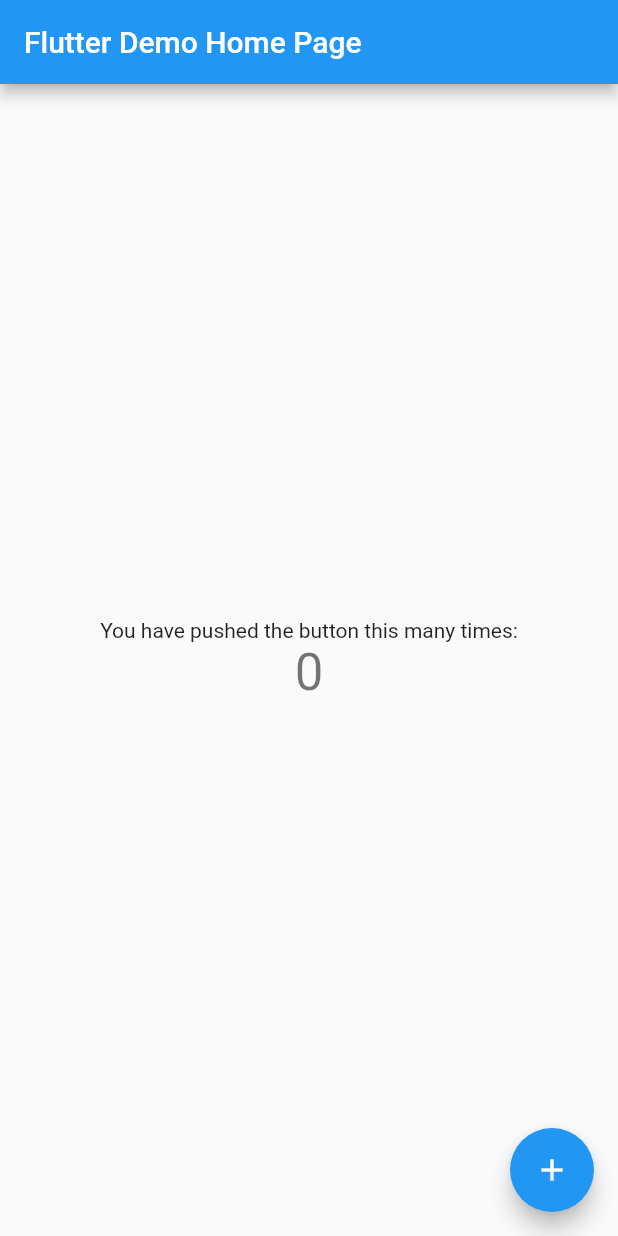
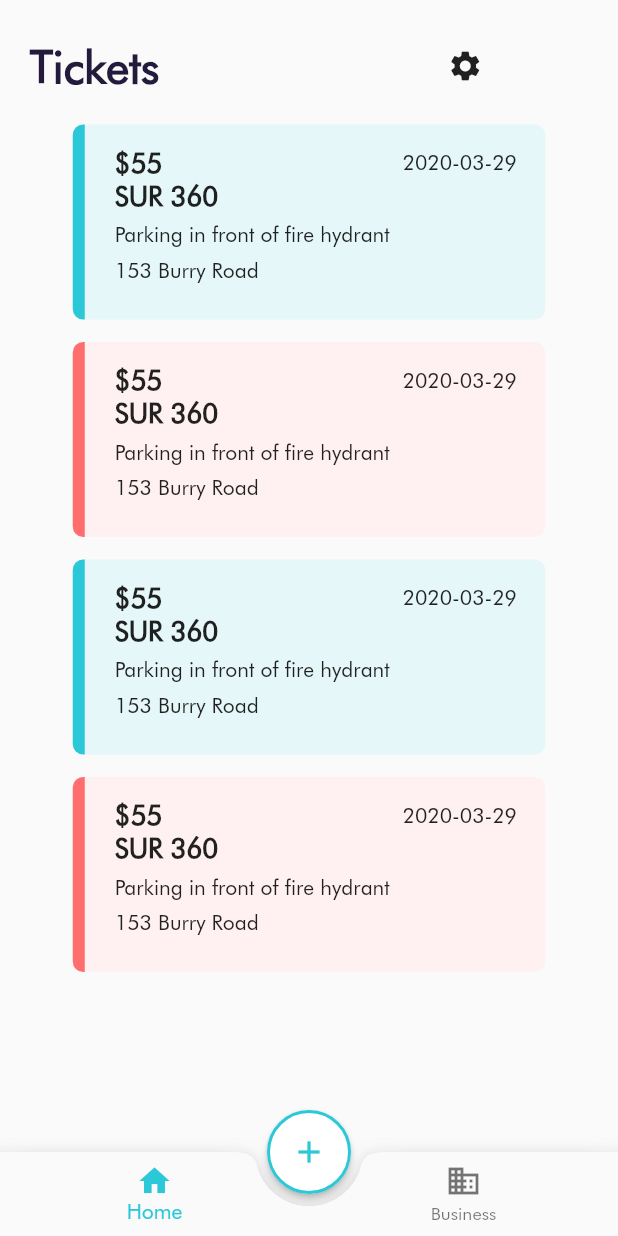
Before and after one commit to nigeltims/Ticket-App, a Flutter app: the screen it shows after launch, on a phone screen of 412 x 824 dp. Run offline on Flutter 3.47's test engine with Material 2 defaults, Android fonts, the phone set to English and light mode, and no system bars; project files that could hold a hidden picture were left out.

Commit message:
Set up for homepage

```diff
--- /dev/null
+++ b/lib/homePage.dart
@@ -0,0 +1,135 @@
+
+import 'package:flutter/material.dart';
+import 'package:flutter/cupertino.dart';
+import 'models/ticketItem.dart';
+
+
+class HomePage extends StatefulWidget {
+  @override
+  _HomePageState createState() => _HomePageState();
+}
+
+class _HomePageState extends State<HomePage> {
+
+  @override
+  Widget build(BuildContext context) {
+    return Scaffold(
+        floatingActionButtonLocation: FloatingActionButtonLocation.centerDocked,
+  floatingActionButton: FloatingActionButton(
+    backgroundColor: Color(0xffffffff),
+    foregroundColor: Color(0xff2BC8D8),
+    shape: CircleBorder(side: BorderSide(color: Color(0xff2BC8D8), width: 2.0)),
+    onPressed: () { },
+    tooltip: 'Increment',
+    child: Icon(Icons.add),
+    elevation: 2.0,
+  ),
+    bottomNavigationBar: BottomAppBar(
+      notchMargin: 8,
+      shape: CircularNotchedRectangle(),
+      clipBehavior: Clip.antiAlias,
+      child: BottomNavigationBar(
+      items: const <BottomNavigationBarItem>[
+        BottomNavigationBarItem(
+          icon: Icon(Icons.home),
+          title: Text('Home'),
+        ),
+        BottomNavigationBarItem(
+          icon: Icon(Icons.business),
+          title: Text('Business'),
+        ),
+      ],
+      selectedItemColor: Color(0xff2BC8D8),
+
+    ),
+    ),
+    body: ListView(
+      physics: BouncingScrollPhysics(),
+      children: <Widget>[
+        SizedBox(
+          height: 20,
+        ),
+        Row(
+          children: <Widget>[
+          SizedBox(
+          width: 20,
+          ),
+            Text("Tickets",
+            style: TextStyle(
+              color: Color(0xff241A3C),
+              // fontFamily: 'FuturaBold',
+              fontSize: 30,
+              fontWeight: FontWeight.bold
+            ),
+            ),
+          SizedBox(
+          width: 180,
+          ),
+          IconButton(icon: Icon(Icons.settings), onPressed: (){})
+          ],
+        ),
+        Column(
+          children: <Widget>[
+            SizedBox(
+              height: 15,
+            ),
+        TicketItem(
+          foreColor: Color(0xff2BC8D8),
+          backColor: Color(0xffE5F7F8),
+          plateID: "SUR 360",
+          reason: "Parking in front of fire hydrant",
+          amount: "\$55",
+          address: "153 Burry Road",
+          date: DateTime.now(),
+        ),
+            SizedBox(
+              height: 15,
+            ),
+        TicketItem(
+          foreColor: Color(0xffFF6E6E),
+          backColor: Color(0xffFFF1F1),
+          plateID: "SUR 360",
+          reason: "Parking in front of fire hydrant",
+          amount: "\$55",
+          address: "153 Burry Road",
+          date: DateTime.now(),
+        ),
+            SizedBox(
+              height: 15,
+            ),
+        TicketItem(
+          foreColor: Color(0xff2BC8D8),
+          backColor: Color(0xffE5F7F8),
+          plateID: "SUR 360",
+          reason: "Parking in front of fire hydrant",
+          amount: "\$55",
+          address: "153 Burry Road",
+          date: DateTime.now(),
+        ),
+            SizedBox(
+              height: 15,
+            ),
+        TicketItem(
+          foreColor: Color(0xffFF6E6E),
+          backColor: Color(0xffFFF1F1),
+          plateID: "SUR 360",
+          reason: "Parking in front of fire hydrant",
+          amount: "\$55",
+          address: "153 Burry Road",
+          date: DateTime.now(),
+        ),
+
+            SizedBox(
+              height: 35,
+            ),
+          ],
+        )
+      ],
+
+    ),
+
+
+
+    );
+  }
+}
--- a/lib/main.dart
+++ b/lib/main.dart
@@ -1,4 +1,5 @@
 import 'package:flutter/material.dart';
+import 'homePage.dart';
 
 void main() => runApp(MyApp());
 
@@ -9,103 +10,10 @@ class MyApp extends StatelessWidget {
     return MaterialApp(
       title: 'Flutter Demo',
       theme: ThemeData(
-        // This is the theme of your application.
-        //
-        // Try running your application with "flutter run". You'll see the
-        // application has a blue toolbar. Then, without quitting the app, try
-        // changing the primarySwatch below to Colors.green and then invoke
-        // "hot reload" (press "r" in the console where you ran "flutter run",
-        // or simply save your changes to "hot reload" in a Flutter IDE).
-        // Notice that the counter didn't reset back to zero; the application
-        // is not restarted.
+        fontFamily: 'Futura',
         primarySwatch: Colors.blue,
       ),
-      home: MyHomePage(title: 'Flutter Demo Home Page'),
+      home: HomePage(),
     );
   }
 }
-
-class MyHomePage extends StatefulWidget {
-  MyHomePage({Key key, this.title}) : super(key: key);
-
-  // This widget is the home page of your application. It is stateful, meaning
-  // that it has a State object (defined below) that contains fields that affect
-  // how it looks.
-
-  // This class is the configuration for the state. It holds the values (in this
-  // case the title) provided by the parent (in this case the App widget) and
-  // used by the build method of the State. Fields in a Widget subclass are
-  // always marked "final".
-
-  final String title;
-
-  @override
-  _MyHomePageState createState() => _MyHomePageState();
-}
-
-class _MyHomePageState extends State<MyHomePage> {
-  int _counter = 0;
-
-  void _incrementCounter() {
-    setState(() {
-      // This call to setState tells the Flutter framework that something has
-      // changed in this State, which causes it to rerun the build method below
-      // so that the display can reflect the updated values. If we changed
-      // _counter without calling setState(), then the build method would not be
-      // called again, and so nothing would appear to happen.
-      _counter++;
-    });
-  }
-
-  @override
-  Widget build(BuildContext context) {
-    // This method is rerun every time setState is called, for instance as done
-    // by the _incrementCounter method above.
-    //
-    // The Flutter framework has been optimized to make rerunning build methods
-    // fast, so that you can just rebuild anything that needs updating rather
-    // than having to individually change instances of widgets.
-    return Scaffold(
-      appBar: AppBar(
-        // Here we take the value from the MyHomePage object that was created by
-        // the App.build method, and use it to set our appbar title.
-        title: Text(widget.title),
-      ),
-      body: Center(
-        // Center is a layout widget. It takes a single child and positions it
-        // in the middle of the parent.
-        child: Column(
-          // Column is also a layout widget. It takes a list of children and
-          // arranges them vertically. By default, it sizes itself to fit its
-          // children horizontally, and tries to be as tall as its parent.
-          //
-          // Invoke "debug painting" (press "p" in the console, choose the
-          // "Toggle Debug Paint" action from the Flutter Inspector in Android
-          // Studio, or the "Toggle Debug Paint" command in Visual Studio Code)
-          // to see the wireframe for each widget.
-          //
-          // Column has various properties to control how it sizes itself and
-          // how it positions its children. Here we use mainAxisAlignment to
-          // center the children vertically; the main axis here is the vertical
-          // axis because Columns are vertical (the cross axis would be
-          // horizontal).
-          mainAxisAlignment: MainAxisAlignment.center,
-          children: <Widget>[
-            Text(
-              'You have pushed the button this many times:',
-            ),
-            Text(
-              '$_counter',
-              style: Theme.of(context).textTheme.display1,
-            ),
-          ],
-        ),
-      ),
-      floatingActionButton: FloatingActionButton(
-        onPressed: _incrementCounter,
-        tooltip: 'Increment',
-        child: Icon(Icons.add),
-      ), // This trailing comma makes auto-formatting nicer for build methods.
-    );
-  }
-}
--- /dev/null
+++ b/lib/models/ticketItem.dart
@@ -0,0 +1,99 @@
+
+import 'package:flutter/material.dart';
+import 'package:flutter/cupertino.dart';
+import 'package:intl/intl.dart';
+
+
+
+class TicketItem extends StatelessWidget {
+  final String plateID;
+  final String amount;
+  final Color backColor;
+  final Color foreColor;
+  final String reason;
+  final DateTime date;
+  final String address;
+  const TicketItem(
+      {this.plateID, this.backColor, this.foreColor, this.reason, this.amount, this.address, this.date});
+
+
+
+  @override
+  Widget build(BuildContext context) {
+    return Container(
+      width: 315,
+      height: 130,
+      decoration: BoxDecoration(
+        color: backColor,
+        borderRadius: BorderRadius.all(Radius.circular(7))
+      ),
+      child:
+      Row(children: <Widget>[
+        Container(
+          width: 8,
+          height: 130,
+      decoration: BoxDecoration(
+        color: foreColor,
+        borderRadius: BorderRadius.only(
+          topLeft: Radius.circular(7),
+          bottomLeft: Radius.circular(7)
+        )
+      ),
+        ),
+        Column(
+          crossAxisAlignment: CrossAxisAlignment.start,
+          mainAxisAlignment: MainAxisAlignment.start,
+          children: <Widget>[
+            SizedBox(
+              height: 15
+            ),
+            Row(
+              children: <Widget>[
+                SizedBox(
+                  width: 20,
+                ),
+                Text(amount, style: TextStyle(
+                  fontWeight: FontWeight.bold,
+                  fontSize: 18
+                ),),
+                SizedBox(
+                  width: 160,
+                ),
+                Text(DateFormat('yyyy-MM-dd').format(date))
+              ],
+            ),
+            Row(
+              children: <Widget>[
+                SizedBox(
+                  width: 20,
+                ),
+                Text(plateID, style: TextStyle(
+                  fontWeight: FontWeight.bold,
+                  fontSize: 18
+                ),),
+              ],
+            ),
+            Row(
+              children: <Widget>[
+                SizedBox(
+                  width: 20,
+                  height: 30,
+                ),
+                Text(reason),
+              ],
+            ),
+            Row(
+              children: <Widget>[
+                SizedBox(
+                  width: 20,
+                  height: 10,
+                ),
+                Text(address),
+              ],
+            ),
+          ],
+        )
+      ],)
+    );
+  }
+}
```
Also changed, not shown: pubspec.yaml (+14 -0 lines), fonts/Futura-bold.ttf (added), fonts/Futura-book.ttf (added), fonts/VarelaRound-Regular.ttf (added), fonts/Work_Sans/WorkSans-Black.ttf (added), fonts/Work_Sans/WorkSans-Bold.ttf (added), fonts/Work_Sans/WorkSans-ExtraBold.ttf (added), fonts/Work_Sans/WorkSans-ExtraLight.ttf (added), fonts/Work_Sans/WorkSans-Light.ttf (added), fonts/Work_Sans/WorkSans-Medium.ttf (added), fonts/Work_Sans/WorkSans-Regular.ttf (added), fonts/Work_Sans/WorkSans-SemiBold.ttf (added), fonts/Work_Sans/WorkSans-Thin.ttf (added), fonts/proxima-nova.ttf (added), 1 more files.
